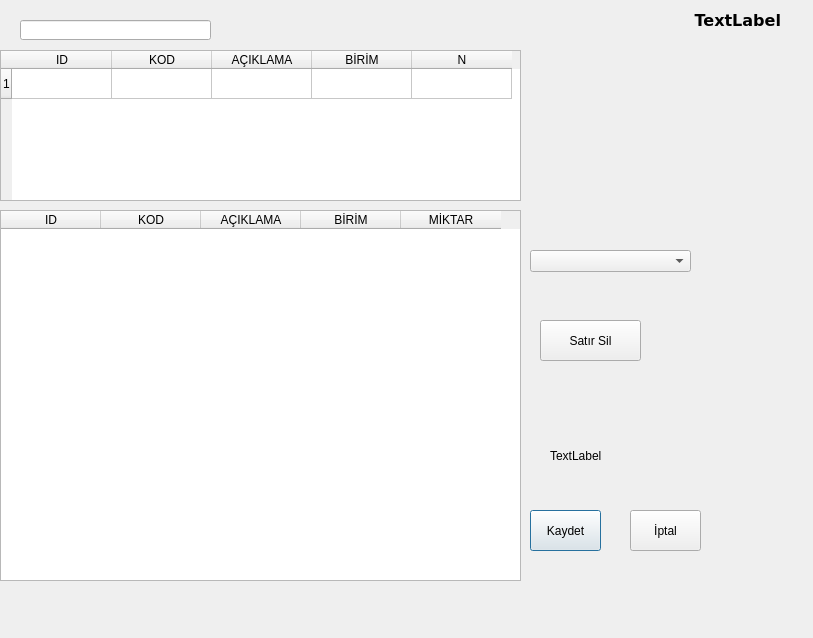
First picture: the form in recete2.ui, repository nerdogan/nenra, before the edit.
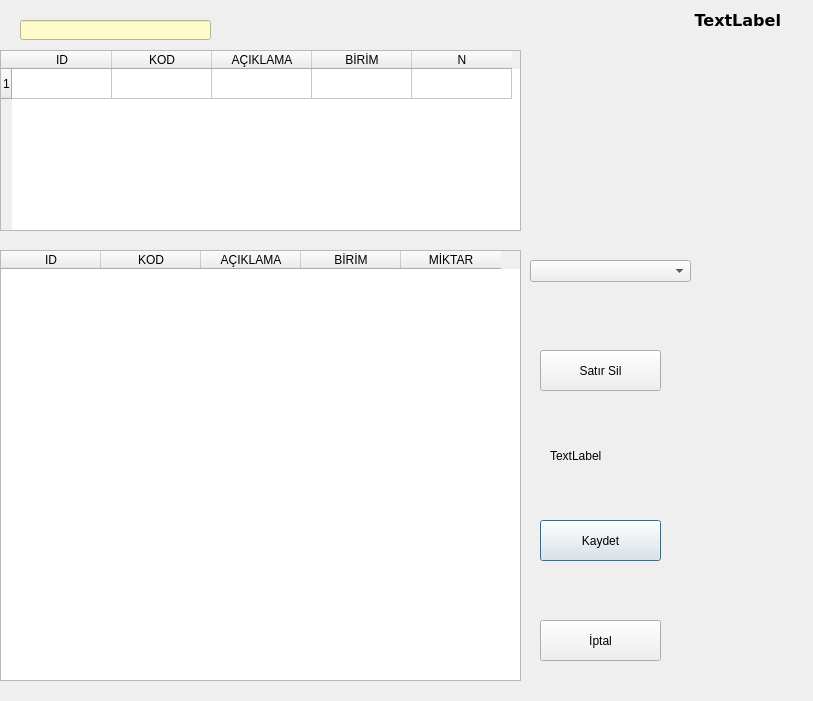
Second picture: the form after the edit. Icons and pictures are not drawn.

Patch:
```diff
--- a/recete2.ui
+++ b/recete2.ui
@@ -7,12 +7,19 @@
     <x>0</x>
     <y>0</y>
     <width>813</width>
-    <height>638</height>
+    <height>701</height>
    </rect>
   </property>
   <property name="windowTitle">
    <string>Reçete</string>
   </property>
+  <property name="windowIcon">
+   <iconset>
+    <normaloff>nenra.ico</normaloff>nenra.ico</iconset>
+  </property>
+  <property name="styleSheet">
+   <string notr="true"/>
+  </property>
   <widget class="QLineEdit" name="lineEdit">
    <property name="geometry">
     <rect>
@@ -22,6 +29,12 @@
      <height>20</height>
     </rect>
    </property>
+   <property name="autoFillBackground">
+    <bool>false</bool>
+   </property>
+   <property name="styleSheet">
+    <string notr="true">background-color: rgb(255, 251, 202);</string>
+   </property>
   </widget>
   <widget class="QTableWidget" name="tableWidget">
    <property name="geometry">
@@ -29,9 +42,12 @@
      <x>0</x>
      <y>50</y>
      <width>521</width>
-     <height>151</height>
+     <height>181</height>
     </rect>
    </property>
+   <property name="styleSheet">
+    <string notr="true">;</string>
+   </property>
    <row>
     <property name="text">
      <string>1</string>
@@ -67,9 +83,9 @@
    <property name="geometry">
     <rect>
      <x>0</x>
-     <y>210</y>
+     <y>250</y>
      <width>521</width>
-     <height>371</height>
+     <height>431</height>
     </rect>
    </property>
    <column>
@@ -144,9 +160,9 @@
   <widget class="QPushButton" name="pushButton">
    <property name="geometry">
     <rect>
-     <x>530</x>
-     <y>510</y>
-     <width>71</width>
+     <x>540</x>
+     <y>520</y>
+     <width>121</width>
      <height>41</height>
     </rect>
    </property>
@@ -157,9 +173,9 @@
   <widget class="QPushButton" name="pushButton_2">
    <property name="geometry">
     <rect>
-     <x>630</x>
-     <y>510</y>
-     <width>71</width>
+     <x>540</x>
+     <y>620</y>
+     <width>121</width>
      <height>41</height>
     </rect>
    </property>
@@ -184,8 +200,8 @@
    <property name="geometry">
     <rect>
      <x>540</x>
-     <y>320</y>
-     <width>101</width>
+     <y>350</y>
+     <width>121</width>
      <height>41</height>
     </rect>
    </property>
@@ -203,7 +219,7 @@
    <property name="geometry">
     <rect>
      <x>530</x>
-     <y>250</y>
+     <y>260</y>
      <width>161</width>
      <height>22</height>
     </rect>
```
Left out of the diff: 2 changed lines with no effect on the pictures.
